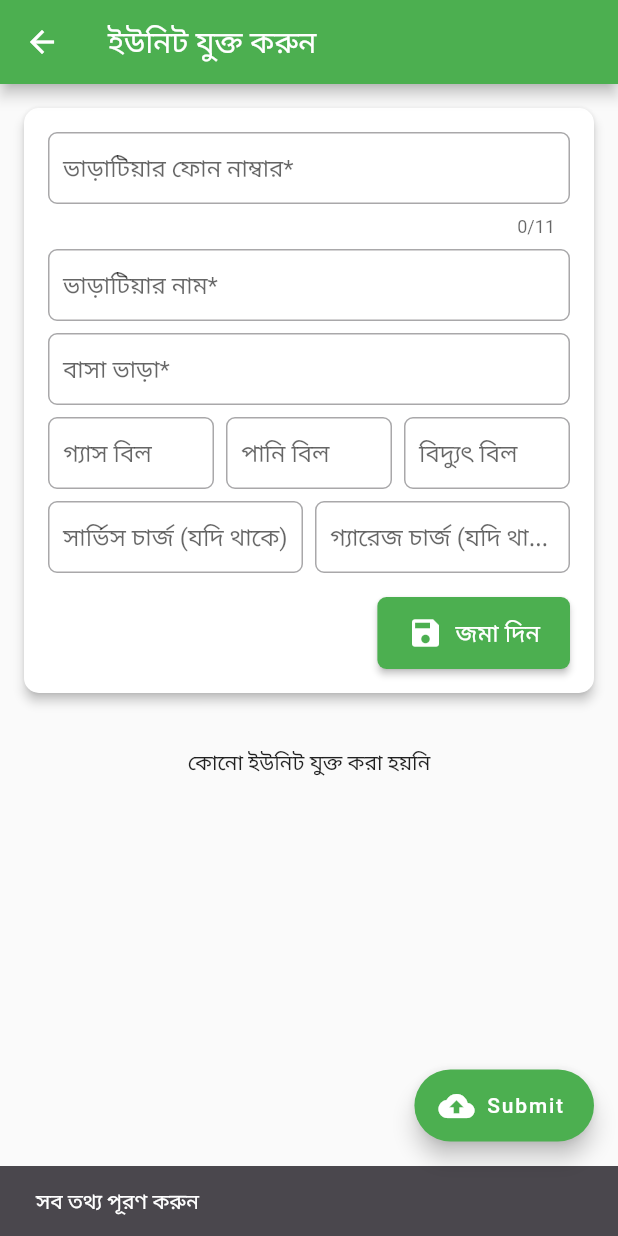
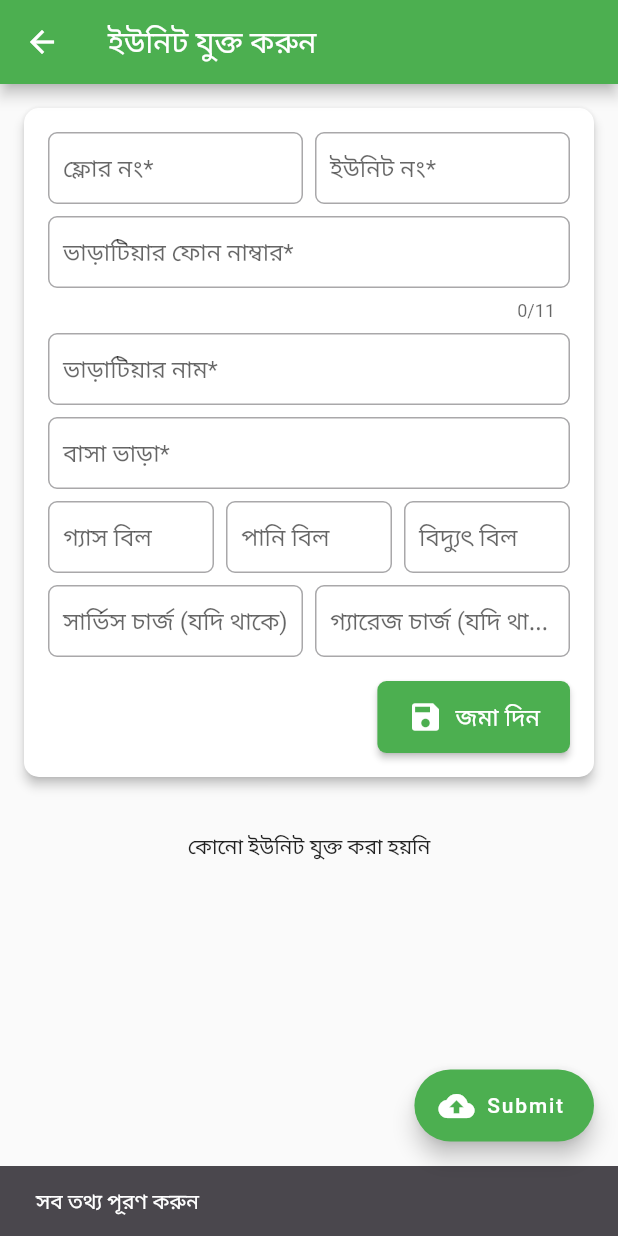
Before and after one commit to SkpavelRaz/Abashon360Mobile, a Flutter app: the AddUnitDetails screen opened directly with empty values, after a tap on "জমা দিন", on a phone screen of 412 x 824 dp. Run offline on Flutter 3.47's test engine with Material 3 defaults, Android fonts, the phone set to English and light mode, and no system bars; our stand-ins replace dio, flutter_riverpod, percent_indicator, pinput, shared_preferences; accounts and stored records are empty.

```diff
--- a/lib/modules/add_building/views/add_unit_details.dart
+++ b/lib/modules/add_building/views/add_unit_details.dart
@@ -1,4 +1,7 @@
 import 'package:flutter/material.dart';
+import 'package:shared_preferences/shared_preferences.dart';
+
+import '../../../service/shared_preferences_service.dart';
 
 class AddUnitDetails extends StatefulWidget {
   final Map<String, dynamic> buildingData;
@@ -10,6 +13,10 @@ class AddUnitDetails extends StatefulWidget {
 }
 
 class _AddUnitDetails extends State<AddUnitDetails> {
+  final TextEditingController floorController = TextEditingController();
+  final TextEditingController floorDialogController = TextEditingController();
+  final TextEditingController unitController = TextEditingController();
+  final TextEditingController unitDialogController = TextEditingController();
   final TextEditingController phoneNumberController = TextEditingController();
   final TextEditingController phoneNumberDialogController = TextEditingController();
   final TextEditingController renterNameController = TextEditingController();
@@ -42,12 +49,15 @@ class _AddUnitDetails extends State<AddUnitDetails> {
     if (phoneNumberController.text.isEmpty ||
         renterNameController.text.isEmpty ||
         houseRentController.text.isEmpty) {
-      ScaffoldMessenger.of(context)
-          .showSnackBar(const SnackBar(content: Text("সব তথ্য পূরণ করুন")));
+      ScaffoldMessenger.of(
+        context,
+      ).showSnackBar(const SnackBar(content: Text("সব তথ্য পূরণ করুন")));
       return;
     }
 
-    final newData = {
+    final newUnitData = {
+      "floor": floorController.text,
+      "unit": unitController.text,
       "phone": phoneNumberController.text,
       "name": renterNameController.text,
       "rent": houseRentController.text,
@@ -59,12 +69,16 @@ class _AddUnitDetails extends State<AddUnitDetails> {
     };
 
     setState(() {
-      buildingUnitList.add(newData);
+      buildingUnitList.add(newUnitData);
     });
+
+    final sharedPreferences = await SharedPreferences.getInstance();
+    await SharedPreferencesService(
+      sharedPreferences,
+    ).addUnitBuildingList(newUnitData);
 
     FocusScope.of(context).unfocus();
   }
-
 
   @override
   Widget build(BuildContext context) {
@@ -132,27 +146,89 @@ class _AddUnitDetails extends State<AddUnitDetails> {
         padding: const EdgeInsets.all(16),
         child: Column(
           children: [
-            _buildPhoneTextField(phoneNumberController, "ভাড়াটিয়ার ফোন নাম্বার*", TextInputType.phone),
+            Row(
+              children: [
+                Expanded(
+                  child: _buildTextField(
+                    floorController,
+                    "ফ্লোর নং*",
+                    TextInputType.number,
+                  ),
+                ),
+                const SizedBox(width: 8),
+                Expanded(
+                  child: _buildTextField(
+                    unitController,
+                    "ইউনিট নং*",
+                    TextInputType.number,
+                  ),
+                ),
+              ],
+            ),
             const SizedBox(height: 8),
-            _buildTextField(renterNameController, "ভাড়াটিয়ার নাম*", TextInputType.name),
+            _buildPhoneTextField(
+              phoneNumberController,
+              "ভাড়াটিয়ার ফোন নাম্বার*",
+              TextInputType.phone,
+            ),
             const SizedBox(height: 8),
-            _buildTextField(houseRentController, "বাসা ভাড়া*", TextInputType.number),
+            _buildTextField(
+              renterNameController,
+              "ভাড়াটিয়ার নাম*",
+              TextInputType.name,
+            ),
+            const SizedBox(height: 8),
+            _buildTextField(
+              houseRentController,
+              "বাসা ভাড়া*",
+              TextInputType.number,
+            ),
             const SizedBox(height: 8),
             Row(
               children: [
-                Expanded(child: _buildTextField(gasBillController, "গ্যাস বিল", TextInputType.number)),
+                Expanded(
+                  child: _buildTextField(
+                    gasBillController,
+                    "গ্যাস বিল",
+                    TextInputType.number,
+                  ),
+                ),
                 const SizedBox(width: 8),
-                Expanded(child: _buildTextField(waterBillController, "পানি বিল", TextInputType.number)),
+                Expanded(
+                  child: _buildTextField(
+                    waterBillController,
+                    "পানি বিল",
+                    TextInputType.number,
+                  ),
+                ),
                 const SizedBox(width: 8),
-                Expanded(child: _buildTextField(currentBillController, "বিদ্যুৎ বিল", TextInputType.number)),
+                Expanded(
+                  child: _buildTextField(
+                    currentBillController,
+                    "বিদ্যুৎ বিল",
+                    TextInputType.number,
+                  ),
+                ),
               ],
             ),
             const SizedBox(height: 8),
             Row(
               children: [
-                Expanded(child: _buildTextField(chargeController, "সার্ভিস চার্জ (যদি থাকে)", TextInputType.number)),
+                Expanded(
+                  child: _buildTextField(
+                    chargeController,
+                    "সার্ভিস চার্জ (যদি থাকে)",
+                    TextInputType.number,
+                  ),
+                ),
                 const SizedBox(width: 8),
-                Expanded(child: _buildTextField(garageController, "গ্যারেজ চার্জ (যদি থাকে)", TextInputType.number)),
+                Expanded(
+                  child: _buildTextField(
+                    garageController,
+                    "গ্যারেজ চার্জ (যদি থাকে)",
+                    TextInputType.number,
+                  ),
+                ),
               ],
             ),
             const SizedBox(height: 16),
@@ -163,7 +239,10 @@ class _AddUnitDetails extends State<AddUnitDetails> {
                 icon: const Icon(Icons.save),
                 style: ElevatedButton.styleFrom(
                   backgroundColor: Colors.green,
-                  padding: const EdgeInsets.symmetric(horizontal: 20, vertical: 12),
+                  padding: const EdgeInsets.symmetric(
+                    horizontal: 20,
+                    vertical: 12,
+                  ),
                   shape: RoundedRectangleBorder(
                     borderRadius: BorderRadius.circular(6),
                   ),
@@ -180,18 +259,30 @@ class _AddUnitDetails extends State<AddUnitDetails> {
     );
   }
 
-  Widget _buildTextField(TextEditingController controller, String hint, TextInputType type) {
+  Widget _buildTextField(
+    TextEditingController controller,
+    String hint,
+    TextInputType type,
+  ) {
     return TextField(
       controller: controller,
       keyboardType: type,
       decoration: InputDecoration(
         hintText: hint,
         border: OutlineInputBorder(borderRadius: BorderRadius.circular(6)),
-        contentPadding: const EdgeInsets.symmetric(horizontal: 10, vertical: 10),
+        contentPadding: const EdgeInsets.symmetric(
+          horizontal: 10,
+          vertical: 10,
+        ),
       ),
     );
   }
-  Widget _buildPhoneTextField(TextEditingController controller, String hint, TextInputType type) {
+
+  Widget _buildPhoneTextField(
+    TextEditingController controller,
+    String hint,
+    TextInputType type,
+  ) {
     return TextField(
       controller: controller,
       keyboardType: type,
@@ -199,7 +290,10 @@ class _AddUnitDetails extends State<AddUnitDetails> {
       decoration: InputDecoration(
         hintText: hint,
         border: OutlineInputBorder(borderRadius: BorderRadius.circular(6)),
-        contentPadding: const EdgeInsets.symmetric(horizontal: 10, vertical: 10),
+        contentPadding: const EdgeInsets.symmetric(
+          horizontal: 10,
+          vertical: 10,
+        ),
       ),
     );
   }
@@ -227,14 +321,21 @@ class _AddUnitDetails extends State<AddUnitDetails> {
         final unit = buildingUnitList[index];
         return Card(
           elevation: 3,
-          shape: RoundedRectangleBorder(borderRadius: BorderRadius.circular(10)),
+          shape: RoundedRectangleBorder(
+            borderRadius: BorderRadius.circular(10),
+          ),
           child: Padding(
             padding: EdgeInsets.all(10),
             child: Column(
               crossAxisAlignment: CrossAxisAlignment.start,
               children: [
-                Text("ইউনিট ${index + 1}",
-                    style: const TextStyle(fontWeight: FontWeight.bold, fontSize: 18)),
+                Text(
+                  "ইউনিট ${index + 1}",
+                  style: const TextStyle(
+                    fontWeight: FontWeight.bold,
+                    fontSize: 18,
+                  ),
+                ),
                 const SizedBox(height: 6),
                 Expanded(
                   child: SingleChildScrollView(
@@ -243,7 +344,9 @@ class _AddUnitDetails extends State<AddUnitDetails> {
                       children: [
                         _infoLine("📞", unit['phone']),
                         _infoLine("👤", unit['name']),
-                        _infoLine("🏠 ভাড়া:", unit['rent']),
+                        _infoLine("🏠 ফ্লোর:", unit['floor']),
+                        _infoLine("🧱 ইউনিট:", unit['unit']),
+                        _infoLine("💵 ভাড়া:", unit['rent']),
                         _infoLine("🔥 গ্যাস:", unit['gas_bill']),
                         _infoLine("💧 পানি:", unit['water_bill']),
                         _infoLine("⚡ বিদ্যুৎ:", unit['current_bill']),
@@ -279,7 +382,7 @@ class _AddUnitDetails extends State<AddUnitDetails> {
   Widget _infoLine(String icon, String value) {
     return Text(
       "$icon $value",
-      style: const TextStyle(fontSize: 14, fontWeight: FontWeight.w400,),
+      style: const TextStyle(fontSize: 14, fontWeight: FontWeight.w400),
       overflow: TextOverflow.ellipsis,
     );
   }
@@ -290,21 +393,24 @@ class _AddUnitDetails extends State<AddUnitDetails> {
     setState(() {
       buildingUnitList.removeAt(index);
     });
-    ScaffoldMessenger.of(context)
-        .showSnackBar(const SnackBar(content: Text("ইউনিটটি মুছে ফেলা হয়েছে")));
+    ScaffoldMessenger.of(
+      context,
+    ).showSnackBar(const SnackBar(content: Text("ইউনিটটি মুছে ফেলা হয়েছে")));
   }
+
   void _openEditDialog(int index) {
     final data = buildingUnitList[index];
-
     // Pre-fill controllers
-    phoneNumberDialogController.text=data["phone"];
-    renterNameDialogController.text=data["name"];
-    houseRentDialogController.text=data["rent"];
-    chargeDialogController.text=data["charge"];
-    gasBillDialogController.text=data["gas_bill"];
-    currentBillDialogController.text=data["current_bill"];
-    waterBillDialogController.text=data["water_bill"];
-    garageDialogController.text=data["garage_charge"];
+    floorDialogController.text = data["floor"];
+    unitDialogController.text = data["unit"];
+    phoneNumberDialogController.text = data["phone"];
+    renterNameDialogController.text = data["name"];
+    houseRentDialogController.text = data["rent"];
+    chargeDialogController.text = data["charge"];
+    gasBillDialogController.text = data["gas_bill"];
+    currentBillDialogController.text = data["current_bill"];
+    waterBillDialogController.text = data["water_bill"];
+    garageDialogController.text = data["garage_charge"];
 
     showDialog(
       context: context,
@@ -325,25 +431,68 @@ class _AddUnitDetails extends State<AddUnitDetails> {
                     children: [
                       const Text(
                         "তথ্য সম্পাদনা করুন",
-                        style: TextStyle(fontSize: 20, fontWeight: FontWeight.bold),
+                        style: TextStyle(
+                          fontSize: 20,
+                          fontWeight: FontWeight.bold,
+                        ),
                       ),
                       const SizedBox(height: 16),
 
-                      _buildPhoneTextField(phoneNumberDialogController, "ভাড়াটিয়ার ফোন নাম্বার*", TextInputType.phone),
+                      _buildPhoneTextField(
+                        floorDialogController,
+                        "ফ্লোর নং*",
+                        TextInputType.phone,
+                      ), _buildPhoneTextField(
+                        unitDialogController,
+                        "ইউনিট নং*",
+                        TextInputType.phone,
+                      ), _buildPhoneTextField(
+                        phoneNumberDialogController,
+                        "ভাড়াটিয়ার ফোন নাম্বার*",
+                        TextInputType.phone,
+                      ),
                       const SizedBox(height: 4),
-                      _buildTextField(renterNameDialogController, "ভাড়াটিয়ার নাম*", TextInputType.name),
+                      _buildTextField(
+                        renterNameDialogController,
+                        "ভাড়াটিয়ার নাম*",
+                        TextInputType.name,
+                      ),
                       const SizedBox(height: 4),
-                      _buildTextField( houseRentDialogController,"ভাড়া",TextInputType.number),
+                      _buildTextField(
+                        houseRentDialogController,
+                        "ভাড়া",
+                        TextInputType.number,
+                      ),
                       const SizedBox(height: 4),
-                      _buildTextField(gasBillDialogController,"গ্যাস",TextInputType.number),
+                      _buildTextField(
+                        gasBillDialogController,
+                        "গ্যাস",
+                        TextInputType.number,
+                      ),
                       const SizedBox(height: 4),
-                      _buildTextField( waterBillDialogController,"পানি",TextInputType.number),
+                      _buildTextField(
+                        waterBillDialogController,
+                        "পানি",
+                        TextInputType.number,
+                      ),
                       const SizedBox(height: 4),
-                      _buildTextField(currentBillDialogController,"বিদ্যুৎ",TextInputType.number),
+                      _buildTextField(
+                        currentBillDialogController,
+                        "বিদ্যুৎ",
+                        TextInputType.number,
+                      ),
                       const SizedBox(height: 4),
-                      _buildTextField( chargeDialogController,"সার্ভিস চার্জ",TextInputType.number),
+                      _buildTextField(
+                        chargeDialogController,
+                        "সার্ভিস চার্জ",
+                        TextInputType.number,
+                      ),
                       const SizedBox(height: 4),
-                      _buildTextField(garageDialogController,"গ্যারেজ", TextInputType.number),
+                      _buildTextField(
+                        garageDialogController,
+                        "গ্যারেজ",
+                        TextInputType.number,
+                      ),
 
                       const SizedBox(height: 16),
 
@@ -360,7 +509,7 @@ class _AddUnitDetails extends State<AddUnitDetails> {
                             child: const Text("সংরক্ষণ"),
                           ),
                         ],
-                      )
+                      ),
                     ],
                   ),
                 ),
@@ -370,10 +519,12 @@ class _AddUnitDetails extends State<AddUnitDetails> {
         );
       },
     );
+  }
 
-  }
   void _saveEditedData(int index) async {
     final updatedData = {
+      "floor": floorDialogController.text,
+      "unit": unitDialogController.text,
       "phone": phoneNumberDialogController.text,
       "name": renterNameDialogController.text,
       "rent": houseRentDialogController.text,
@@ -395,11 +546,10 @@ class _AddUnitDetails extends State<AddUnitDetails> {
   // ✅ Submit List to API
   Future<void> submitUnitsToServer() async {
     if (buildingUnitList.isEmpty) {
-      ScaffoldMessenger.of(context).showSnackBar(
-        const SnackBar(content: Text("No units to submit!")),
-      );
+      ScaffoldMessenger.of(
+        context,
+      ).showSnackBar(const SnackBar(content: Text("No units to submit!")));
       return;
     }
   }
-
 }
--- a/lib/modules/dashboard/views/dashboard_screen.dart
+++ b/lib/modules/dashboard/views/dashboard_screen.dart
@@ -1,6 +1,7 @@
 import 'package:flutter/material.dart';
 
 import '../../add_building/views/add_building_screen.dart';
+import '../../history/house_rent_unit.dart';
 import '../../home/views/home_screen.dart';
 
 class DashboardScreen extends StatefulWidget {
@@ -17,6 +18,7 @@ class _DashboardScreenState extends State<DashboardScreen> {
   // Screens for bottom nav
   final List<Widget> _pages = [
     const HomeScreen(),
+    const HouseRentUnit(),
     const AddBuildingScreen(),
   ];
 
@@ -47,6 +49,10 @@ class _DashboardScreenState extends State<DashboardScreen> {
             label: "হোমপেজ",
           ),
           BottomNavigationBarItem(
+            icon: Icon(Icons.history_outlined),
+            label: "বাড়ি ভাড়ার ইতিহাস",
+          ),
+          BottomNavigationBarItem(
             icon: Icon(Icons.add_outlined),
             label: "বাসা যোগ করুন",
           ),
```
Also changed, not shown: lib/modules/history/house_rent_unit.dart (added, +51 -0 lines), lib/service/shared_preferences_service.dart (+11 -2 lines). Lines whose indentation alone changed are shown as unchanged.
